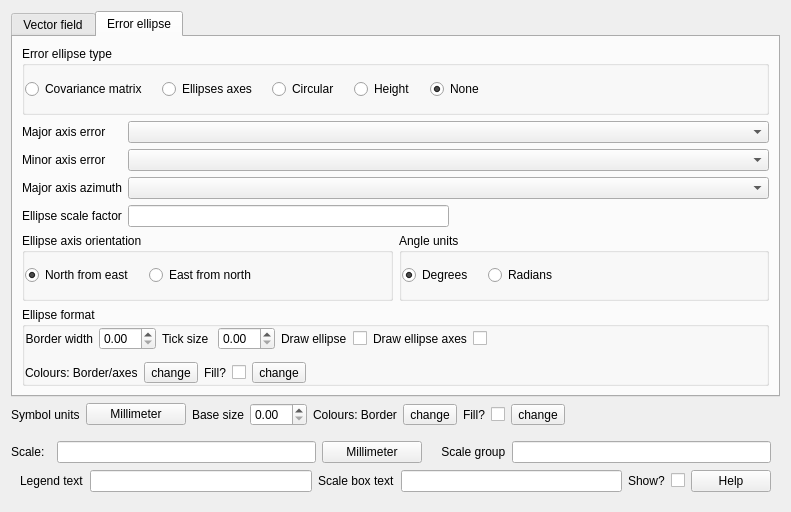
Qt form VectorFieldLayerManager/Ui_VectorFieldLayerWidget.ui (ccrook/QGIS-VectorFieldRenderer-Plugin) before a commit.
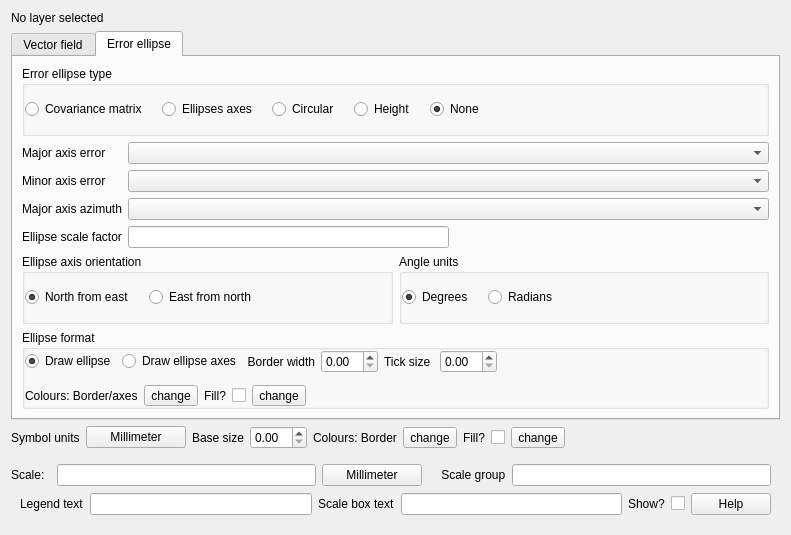
The same form after that commit. The open tabs and pages were chosen to show the change. Custom widgets are drawn as their Qt base class.

```diff
--- a/VectorFieldLayerManager/Ui_VectorFieldLayerWidget.ui
+++ b/VectorFieldLayerManager/Ui_VectorFieldLayerWidget.ui
@@ -7,7 +7,7 @@
     <x>0</x>
     <y>0</y>
     <width>791</width>
-    <height>512</height>
+    <height>535</height>
    </rect>
   </property>
   <property name="sizePolicy">
@@ -19,7 +19,14 @@
   <property name="windowTitle">
    <string>Form</string>
   </property>
-  <layout class="QVBoxLayout" name="verticalLayout_4" stretch="0,0,0,0">
+  <layout class="QVBoxLayout" name="verticalLayout_4" stretch="0,0,0,0,0">
+   <item>
+    <widget class="QLabel" name="uLayerName">
+     <property name="text">
+      <string>No layer selected</string>
+     </property>
+    </widget>
+   </item>
    <item>
     <widget class="QTabWidget" name="uTabManager">
      <property name="currentIndex">
@@ -862,6 +869,26 @@
           </property>
           <item>
            <layout class="QHBoxLayout" name="uEllipseFormatLayout1">
+            <item>
+             <widget class="QRadioButton" name="uDrawEllipse">
+              <property name="text">
+               <string>Draw ellipse</string>
+              </property>
+              <property name="checked">
+               <bool>true</bool>
+              </property>
+             </widget>
+            </item>
+            <item>
+             <widget class="QRadioButton" name="uDrawEllipseAxes">
+              <property name="layoutDirection">
+               <enum>Qt::LeftToRight</enum>
+              </property>
+              <property name="text">
+               <string>Draw ellipse axes</string>
+              </property>
+             </widget>
+            </item>
             <item>
              <widget class="QLabel" name="uEllipseWidthLabel">
               <property name="text">
@@ -896,37 +923,6 @@
               </property>
              </widget>
             </item>
-            <item>
-             <widget class="QLabel" name="uDrawEllipseLabel">
-              <property name="text">
-               <string>Draw ellipse</string>
-              </property>
-              <property name="buddy">
-               <cstring>uFillEllipse</cstring>
-              </property>
-             </widget>
-            </item>
-            <item>
-             <widget class="QCheckBox" name="uDrawEllipse">
-              <property name="text">
-               <string/>
-              </property>
-             </widget>
-            </item>
-            <item>
-             <widget class="QLabel" name="uDrawEllipseAxesLabel">
-              <property name="text">
-               <string>Draw ellipse axes</string>
-              </property>
-             </widget>
-            </item>
-            <item>
-             <widget class="QCheckBox" name="uDrawEllipseAxes">
-              <property name="text">
-               <string/>
-              </property>
-             </widget>
-            </item>
             <item>
              <spacer name="uArrowUnitSpacer_2">
               <property name="orientation">
```
Left out of the diff: 24 changed lines with no effect on the pictures.
